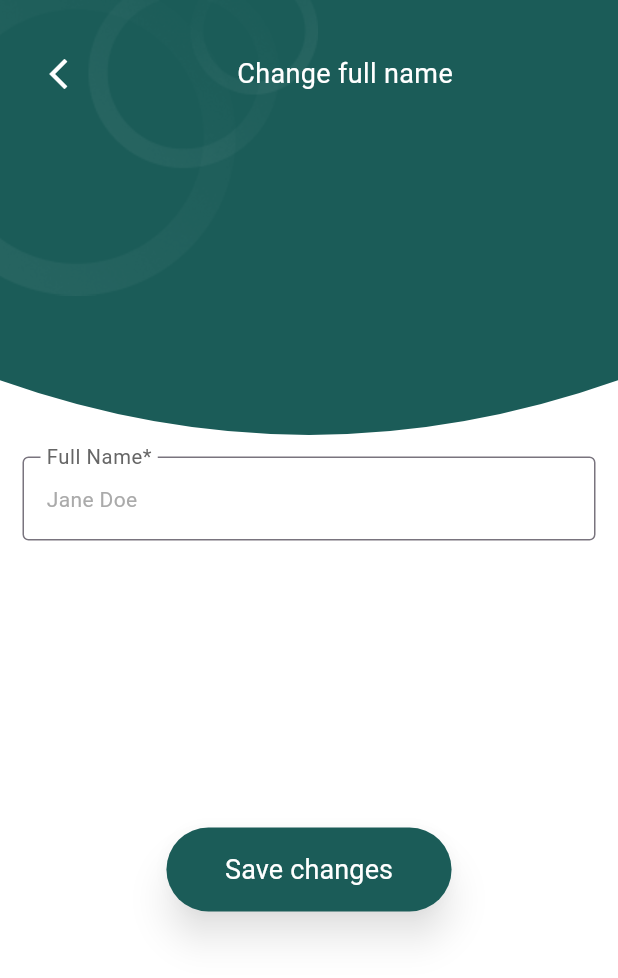
After one commit to fatmakhadidja/mono, a Flutter app: the ChangeFullName screen opened by its route, on a phone screen of 412 x 824 dp. The commit adds this screen. Shown: the top 978 px of the screen. Run offline on Flutter 3.47's test engine with Material 3 defaults, Android fonts, the phone set to English and light mode, and no system bars; our stand-ins replace flutter_svg, loading_indicator, shared_preferences; accounts and stored records are empty.

Commit message:
finished the profil page and integrated the full name change functionality

```diff
--- a/Frontend/mono/lib/core/services/WalletService.dart
+++ b/Frontend/mono/lib/core/services/WalletService.dart
@@ -6,7 +6,7 @@ import 'package:mono/models/transaction.dart';
 import 'package:mono/models/wallet.dart';
 
 class WalletService {
-  String baseUrl = "http://192.168.1.9:8081/api/wallet";
+  String baseUrl = "http://192.168.1.7:8081/api/wallet";
 
   Future<Wallet?> getWalletInfo() async {
     try {
--- a/Frontend/mono/lib/routes/routes.dart
+++ b/Frontend/mono/lib/routes/routes.dart
@@ -3,12 +3,14 @@ import 'package:mono/ui/screens/home_screen.dart';
 import 'package:mono/ui/screens/login_screen.dart';
 import 'package:mono/ui/screens/onboarding_screen.dart';
 import 'package:mono/ui/screens/register_screen.dart';
+import 'package:mono/ui/widgets/change_fullname.dart';
 
 class AppRoutes {
   static const String login = '/login';
   static const String register = '/register';
   static const String onboarding = '/onboarding';
   static const String home = '/home';
+  static const String changeFullName = '/changeFullName';
 
   static Route<dynamic> generateRoute(RouteSettings settings) {
     switch (settings.name) {
@@ -20,6 +22,8 @@ class AppRoutes {
         return MaterialPageRoute(builder: (_) => OnboardingScreen());
         case home:
         return MaterialPageRoute(builder: (_) =>HomeScreen());
+        case changeFullName:
+        return MaterialPageRoute(builder: (_) =>ChangeFullName());
 
       default:
         return MaterialPageRoute(
--- a/Frontend/mono/lib/ui/screens/login_screen.dart
+++ b/Frontend/mono/lib/ui/screens/login_screen.dart
@@ -56,7 +56,7 @@ class _LoginScreenState extends State<LoginScreen> {
   @override
   Widget build(BuildContext context) {
     final screenWidth = MediaQuery.of(context).size.width;
-    final screenHeight = MediaQuery.of(context).size.height;
+
 
     return Stack(
       children: [
--- /dev/null
+++ b/Frontend/mono/lib/ui/widgets/change_fullname.dart
@@ -0,0 +1,134 @@
+import 'package:flutter/material.dart';
+import 'package:mono/core/constants/text_styles.dart';
+import 'package:mono/core/services/ProfileService.dart';
+
+import 'package:mono/ui/widgets/curved_top.dart';
+import 'package:mono/ui/widgets/filled_button.dart';
+import 'package:mono/ui/widgets/full_name_form.dart';
+import 'package:shared_preferences/shared_preferences.dart';
+
+class ChangeFullName extends StatefulWidget {
+  const ChangeFullName({super.key});
+
+  @override
+  State<ChangeFullName> createState() => _ChangeFullNameState();
+}
+
+class _ChangeFullNameState extends State<ChangeFullName> {
+  Profileservice profileservice = Profileservice();
+  late TextEditingController controller;
+
+  bool _isLoading = false; // 🔹 loading state
+
+  @override
+  void initState() {
+    super.initState();
+    controller = TextEditingController();
+    _loadFullName();
+  }
+
+  Future<void> _loadFullName() async {
+    final prefs = await SharedPreferences.getInstance();
+    final savedName = prefs.getString('fullName') ?? '';
+    setState(() {
+      controller.text = savedName;
+    });
+  }
+
+  Future<void> _saveFullName() async {
+    final prefs = await SharedPreferences.getInstance();
+    await prefs.setString('fullName', controller.text.trim());
+  }
+
+  Future<void> _handleSave() async {
+    setState(() => _isLoading = true);
+
+    await _saveFullName();
+    await profileservice.changeFullname(controller.text);
+
+    if (mounted) {
+      Navigator.pop(context);
+    }
+  }
+
+  @override
+  void dispose() {
+    controller.dispose();
+    super.dispose();
+  }
+
+  @override
+  Widget build(BuildContext context) {
+    final screenHeight = MediaQuery.of(context).size.height;
+    final screenWidth = MediaQuery.of(context).size.width;
+
+    return Scaffold(
+      backgroundColor: Colors.white,
+      body: Stack(
+        children: [
+          CurvedTop(screenHeight: screenHeight, screenWidth: screenWidth),
+          SafeArea(
+            child: Padding(
+              padding: const EdgeInsets.fromLTRB(15, 25, 15, 25),
+              child: Column(
+                children: [
+                  Row(
+                    children: [
+                      IconButton(
+                        onPressed: () {
+                          Navigator.pop(context);
+                        },
+                        icon: const Icon(
+                          Icons.arrow_back_ios_new,
+                          color: Colors.white,
+                        ),
+                      ),
+                      Expanded(
+                        child: Align(
+                          alignment: Alignment.center,
+                          child: Text(
+                            "Change full name",
+                            style: AppTextStyles.body1(
+                              color: Colors.white,
+                              fontSize: 18,
+                            ),
+                          ),
+                        ),
+                      ),
+                    ],
+                  ),
+                  const Spacer(),
+
+                  Padding(
+                    padding: const EdgeInsets.fromLTRB(0, 40, 0, 0),
+                    child: FullNameForm(controller: controller),
+                  ),
+
+                  const Spacer(),
+                  MyFilledButton(
+                    onPressed: _isLoading
+                        ? null
+                        : () {
+                            _handleSave();
+                          },
+                    text: "Save changes",
+                  ),
+                  const Spacer(),
+                ],
+              ),
+            ),
+          ),
+
+
+          if (_isLoading)
+            Container(
+              color: Colors.black54,
+              child: const Center(
+                child: CircularProgressIndicator(color: Colors.white),
+              ),
+            ),
+        ],
+      ),
+    );
+  }
+}
--- a/Frontend/mono/lib/ui/widgets/filled_button.dart
+++ b/Frontend/mono/lib/ui/widgets/filled_button.dart
@@ -3,7 +3,7 @@ import 'package:mono/core/constants/colors.dart';
 import 'package:mono/core/constants/text_styles.dart';
 
 class MyFilledButton extends StatelessWidget {
-  final VoidCallback onPressed;
+  final VoidCallback? onPressed;
   final String text;
   const MyFilledButton({super.key, required this.text,required this.onPressed});
 
```
Also changed, not shown: Frontend/mono/lib/core/services/AuthService.dart (+9 -5 lines), Frontend/mono/lib/core/services/ProfileService.dart (added, +37 -0 lines), Frontend/mono/lib/ui/screens/home_screen.dart (+13 -27 lines), Frontend/mono/lib/ui/widgets/home_page.dart (+16 -4 lines), Frontend/mono/lib/ui/widgets/profile_page.dart (added, +171 -0 lines), Frontend/mono/lib/ui/widgets/profile_row.dart (added, +40 -0 lines), Frontend/mono/assets/images/Profile.png (added), Frontend/mono/assets/images/diamond.png (added), 5 other files.
